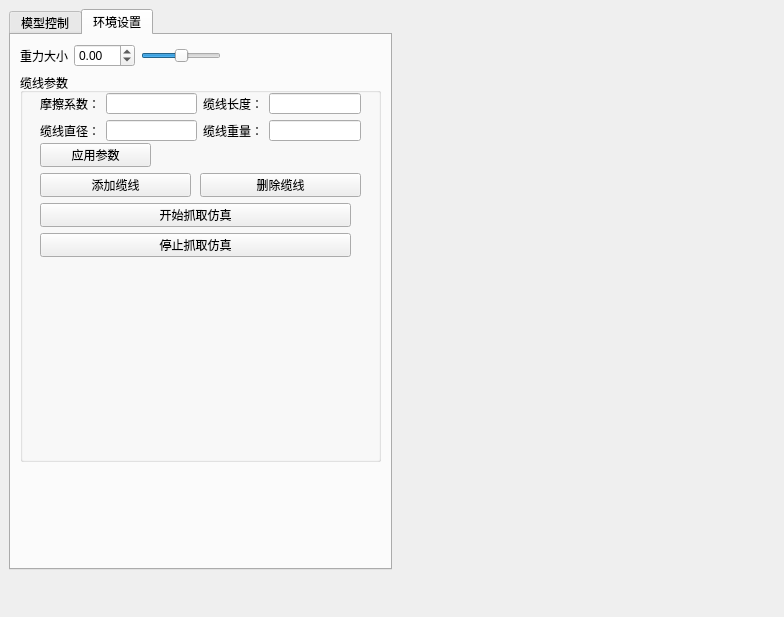
unishuai/softSim, file ui/MainWindow.ui: the form before one commit.
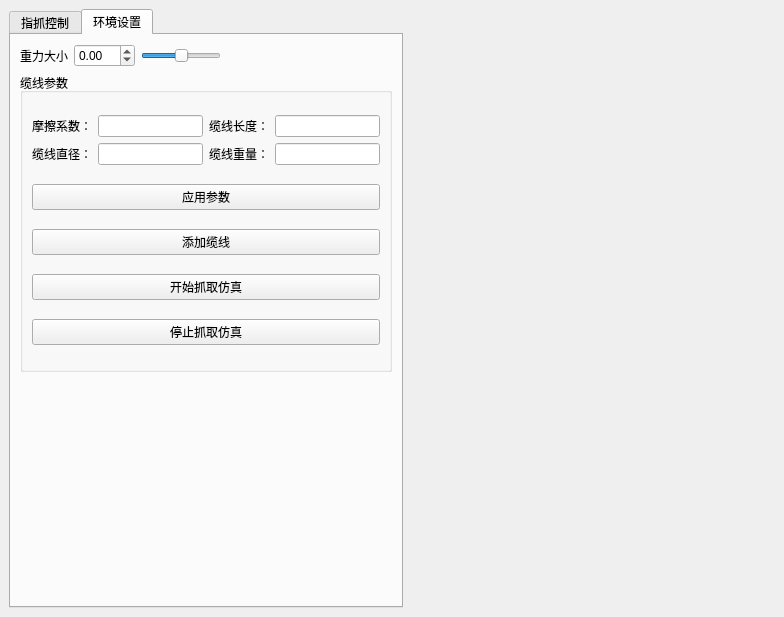
The form after the commit. Icons and pictures are not drawn.

Patch:
```diff
--- a/ui/MainWindow.ui
+++ b/ui/MainWindow.ui
@@ -29,7 +29,7 @@
         </property>
         <widget class="QWidget" name="modelWidget">
          <attribute name="title">
-          <string>模型控制</string>
+          <string>指抓控制</string>
          </attribute>
          <layout class="QVBoxLayout" name="verticalLayout_2">
           <item>
@@ -460,7 +460,7 @@
          <attribute name="title">
           <string>环境设置</string>
          </attribute>
-         <layout class="QVBoxLayout" name="verticalLayout" stretch="1,8,2">
+         <layout class="QVBoxLayout" name="verticalLayout" stretch="1,4,3">
           <item>
            <layout class="QHBoxLayout" name="horizontalLayout_3">
             <item>
@@ -547,28 +547,8 @@
             <property name="title">
              <string>缆线参数</string>
             </property>
-            <widget class="QPushButton" name="btn_applyCableParam">
-             <property name="geometry">
-              <rect>
-               <x>20</x>
-               <y>70</y>
-               <width>111</width>
-               <height>24</height>
-              </rect>
-             </property>
-             <property name="text">
-              <string>应用参数</string>
-             </property>
-            </widget>
-            <widget class="QWidget" name="layoutWidget">
-             <property name="geometry">
-              <rect>
-               <x>20</x>
-               <y>20</y>
-               <width>321</width>
-               <height>48</height>
-              </rect>
-             </property>
+            <layout class="QVBoxLayout" name="verticalLayout_6">
+             <item>
              <layout class="QGridLayout" name="gridLayout_3">
               <item row="0" column="0">
                <widget class="QLabel" name="label_12">
@@ -611,59 +591,36 @@
                <widget class="QLineEdit" name="le_cableMass"/>
               </item>
              </layout>
-            </widget>
+             </item>
+             <item>
+              <widget class="QPushButton" name="btn_applyCableParam">
+               <property name="text">
+                <string>应用参数</string>
+               </property>
+              </widget>
+             </item>
+             <item>
             <widget class="QPushButton" name="btn_addCable">
-             <property name="geometry">
-              <rect>
-               <x>20</x>
-               <y>100</y>
-               <width>151</width>
-               <height>24</height>
-              </rect>
-             </property>
              <property name="text">
               <string>添加缆线</string>
              </property>
             </widget>
-            <widget class="QPushButton" name="btn_removeCable">
-             <property name="geometry">
-              <rect>
-               <x>180</x>
-               <y>100</y>
-               <width>161</width>
-               <height>24</height>
-              </rect>
-             </property>
-             <property name="text">
-              <string>删除缆线</string>
-             </property>
-            </widget>
+             </item>
+             <item>
             <widget class="QPushButton" name="btn_startgraspSim">
-             <property name="geometry">
-              <rect>
-               <x>20</x>
-               <y>130</y>
-               <width>311</width>
-               <height>24</height>
-              </rect>
-             </property>
              <property name="text">
               <string>开始抓取仿真</string>
              </property>
             </widget>
+             </item>
+             <item>
             <widget class="QPushButton" name="btn_stopGraspSim">
-             <property name="geometry">
-              <rect>
-               <x>20</x>
-               <y>160</y>
-               <width>311</width>
-               <height>24</height>
-              </rect>
-             </property>
              <property name="text">
               <string>停止抓取仿真</string>
              </property>
             </widget>
+             </item>
+            </layout>
            </widget>
           </item>
           <item>
```
Lines whose indentation alone changed are shown as unchanged.
